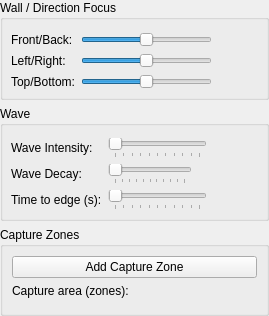
Wolfieeewolf/OpenRGB3DSpatialPlugin, file ui/forms/CaptureZonesWidget.ui: the form before one commit.
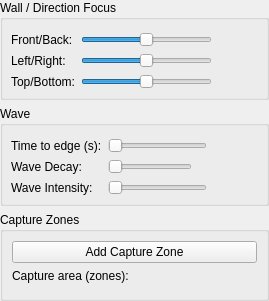
The form after the commit.

Commit message:
fix(screen-mirror): origin UI, box-average capture, and advanced settings
Show the layer Spatial Anchor combo (mapped-lights center default) and
rename the per-display list to falloff origin. Collapse extra per-display
controls, drop slider ticks, and treat time-to-edge as the primary wave
delay. DXGI/GDI now box-average into a 1080p-or-smaller working frame so
1440/4K stop copying huge CPU frames.

```diff
--- a/ui/forms/CaptureZonesWidget.ui
+++ b/ui/forms/CaptureZonesWidget.ui
@@ -208,15 +208,15 @@
        <number>8</number>
       </property>
       <item row="0" column="0">
-       <widget class="QLabel" name="propagationCaption">
+       <widget class="QLabel" name="waveTimeCaption">
         <property name="text">
-         <string>Wave Intensity:</string>
+         <string>Time to edge (s):</string>
         </property>
        </widget>
       </item>
       <item row="0" column="1">
-       <widget class="QWidget" name="propagationRow" native="true">
-        <layout class="QHBoxLayout" name="propagationLayout">
+       <widget class="QWidget" name="waveTimeRow" native="true">
+        <layout class="QHBoxLayout" name="waveTimeLayout">
          <property name="leftMargin">
           <number>0</number>
          </property>
@@ -230,26 +230,20 @@
           <number>0</number>
          </property>
          <item>
-          <widget class="QSlider" name="propagationSpeedSlider">
+          <widget class="QSlider" name="waveTimeToEdgeSlider">
            <property name="maximum">
             <number>100</number>
            </property>
            <property name="orientation">
             <enum>Qt::Horizontal</enum>
            </property>
-           <property name="tickInterval">
-            <number>10</number>
-           </property>
-           <property name="tickPosition">
-            <enum>QSlider::TicksBelow</enum>
-           </property>
            <property name="toolTip">
             <string>Wave / trail (5-100% enables delayed sampling along distance). 0-4%: instant mirror (no wave). Higher % = slower wave = more latency for far LEDs.</string>
            </property>
           </widget>
          </item>
          <item>
-          <widget class="QLabel" name="propagationSpeedLabel">
+          <widget class="QLabel" name="waveTimeToEdgeLabel">
            <property name="minimumSize">
             <size>
              <width>45</width>
@@ -291,12 +285,6 @@
            <property name="orientation">
             <enum>Qt::Horizontal</enum>
            </property>
-           <property name="tickInterval">
-            <number>300</number>
-           </property>
-           <property name="tickPosition">
-            <enum>QSlider::TicksBelow</enum>
-           </property>
            <property name="toolTip">
             <string>Trail behind the delayed sample (0-3000ms). 0 = sharp wave front, ~500-1500ms = visible comet tail. Does not dim far LEDs by itself.</string>
            </property>
@@ -316,15 +304,15 @@
        </widget>
       </item>
       <item row="2" column="0">
-       <widget class="QLabel" name="waveTimeCaption">
+       <widget class="QLabel" name="propagationCaption">
         <property name="text">
-         <string>Time to edge (s):</string>
+         <string>Wave Intensity:</string>
         </property>
        </widget>
       </item>
       <item row="2" column="1">
-       <widget class="QWidget" name="waveTimeRow" native="true">
-        <layout class="QHBoxLayout" name="waveTimeLayout">
+       <widget class="QWidget" name="propagationRow" native="true">
+        <layout class="QHBoxLayout" name="propagationLayout">
          <property name="leftMargin">
           <number>0</number>
          </property>
@@ -338,26 +326,20 @@
           <number>0</number>
          </property>
          <item>
-          <widget class="QSlider" name="waveTimeToEdgeSlider">
+          <widget class="QSlider" name="propagationSpeedSlider">
            <property name="maximum">
             <number>100</number>
            </property>
            <property name="orientation">
             <enum>Qt::Horizontal</enum>
            </property>
-           <property name="tickInterval">
-            <number>10</number>
-           </property>
-           <property name="tickPosition">
-            <enum>QSlider::TicksBelow</enum>
-           </property>
            <property name="toolTip">
             <string>Seconds for the wave to cross the layout (replaces Wave Intensity when &gt; 0). 0 = Off (real-time mirror). 0.1s and up delay far LEDs by that travel time.</string>
            </property>
           </widget>
          </item>
          <item>
-          <widget class="QLabel" name="waveTimeToEdgeLabel">
+          <widget class="QLabel" name="propagationSpeedLabel">
            <property name="minimumSize">
             <size>
              <width>45</width>
```
Left out of the diff: 6 changed lines with no effect on the pictures. The commit also changes 16 other files.
